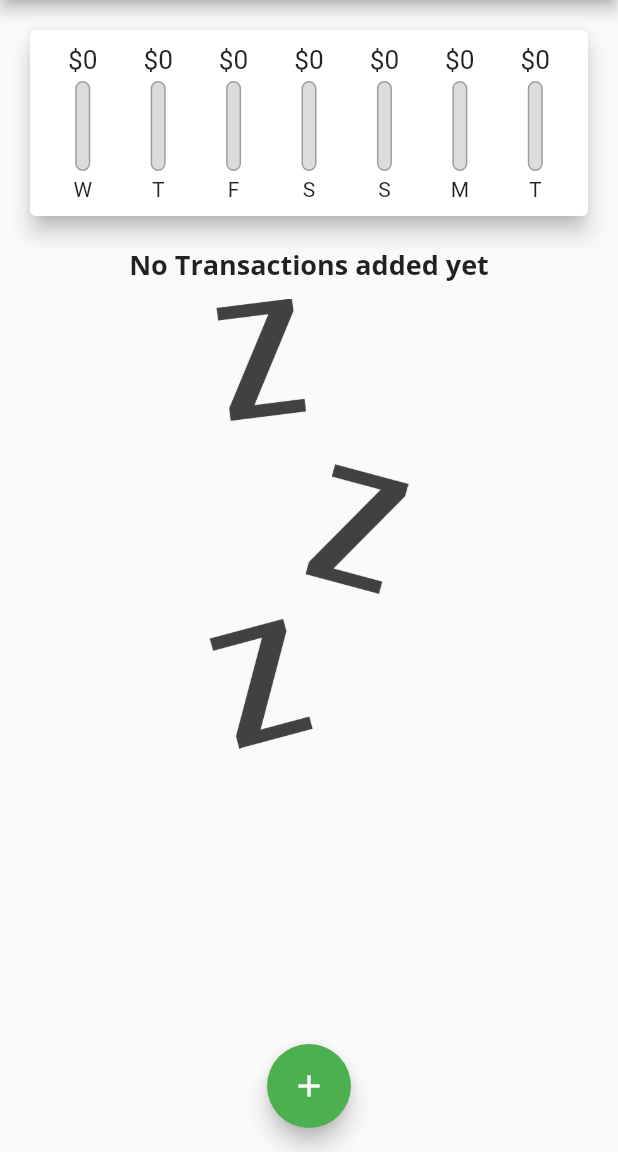
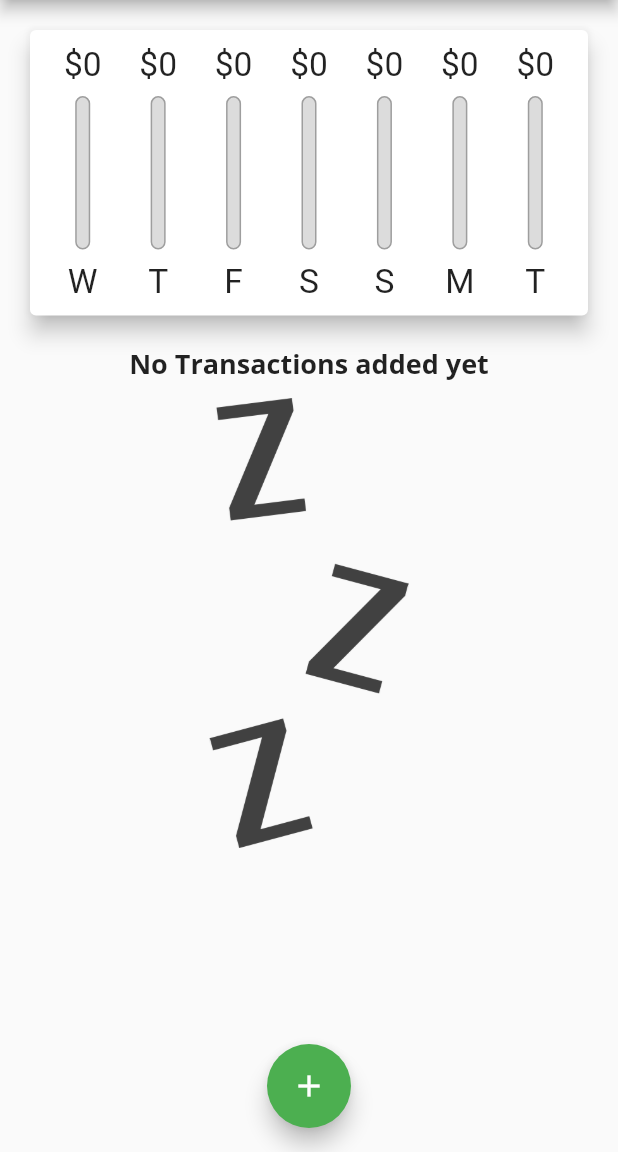
Before and after one commit to kis619/Flutter_expenses_app, a Flutter app: the screen it shows after launch, on a phone screen of 412 x 824 dp, the part 84-1236 px from its top. Run offline on Flutter 3.47's test engine with Material 2 defaults, Android fonts, the phone set to English and light mode, and no system bars.

Commit message:
orientation options

```diff
--- a/lib/main.dart
+++ b/lib/main.dart
@@ -1,4 +1,5 @@
 import 'package:flutter/material.dart';
+import 'package:flutter/services.dart';
 
 import './widgets/transactions_list.dart';
 import './widgets/transaction_form.dart';
@@ -7,6 +8,11 @@ import './widgets/chart.dart';
 import './models/transaction.dart';
 
 void main() {
+  WidgetsFlutterBinding.ensureInitialized();
+  // SystemChrome.setPreferredOrientations([
+  //   DeviceOrientation.portraitUp,
+  //   DeviceOrientation.portraitDown,
+  // ]);
   runApp(const MyApp());
 }
 
@@ -88,8 +94,7 @@ class _MyHomePageState extends State<MyHomePage> {
 
   @override
   Widget build(BuildContext context) {
-    return Scaffold(
-      appBar: AppBar(
+    final appBar = AppBar(
       title: const Text(
         'Flutter Expenses App',
       ),
@@ -99,15 +104,29 @@ class _MyHomePageState extends State<MyHomePage> {
           icon: const Icon(Icons.add),
         )
       ],
-      ),
+    );
+    return Scaffold(
+      appBar: appBar,
       body: SingleChildScrollView(
         child: Column(
           crossAxisAlignment: CrossAxisAlignment.stretch,
           children: <Widget>[
-            Chart(weekTransactions: _weekTransactions),
-            TransactionList(
+            SizedBox(
+              height: (MediaQuery.of(context).size.height -
+                      appBar.preferredSize.height -
+                      MediaQuery.of(context).padding.top) *
+                  .3,
+              child: Chart(weekTransactions: _weekTransactions),
+            ),
+            SizedBox(
+              height: (MediaQuery.of(context).size.height -
+                      appBar.preferredSize.height -
+                      MediaQuery.of(context).padding.top) *
+                  .7,
+              child: TransactionList(
                 transactions: _userTransactions.reversed.toList(),
                 removeTransaction: _removeTransaction,
+              ),
             ),
           ],
         ),
--- a/lib/widgets/chart_bar.dart
+++ b/lib/widgets/chart_bar.dart
@@ -13,19 +13,21 @@ class ChartBar extends StatelessWidget {
 
   @override
   Widget build(BuildContext context) {
+    return LayoutBuilder(
+      builder: (ctx, constraints) {
         return Column(
           children: [
             SizedBox(
-          height: 20,
+              height: constraints.maxHeight * .15,
               child: FittedBox(
                 child: Text('\$${spendingAmount.toStringAsFixed(0)}'),
               ),
             ),
-        const SizedBox(
-          height: 4,
+            SizedBox(
+              height: constraints.maxHeight * .05,
             ),
             SizedBox(
-          height: 60,
+              height: constraints.maxHeight * .6,
               width: 10,
               child: Stack(
                 children: <Widget>[
@@ -47,11 +49,16 @@ class ChartBar extends StatelessWidget {
                 ],
               ),
             ),
-        const SizedBox(
-          height: 4,
+            SizedBox(
+              height: constraints.maxHeight * .05,
             ),
-        Text(label),
+            SizedBox(
+              height: constraints.maxHeight * .15,
+              child: FittedBox(child: Text(label)),
+            ),
           ],
+        );
+      },
     );
   }
 }
--- a/lib/widgets/transactions_list.dart
+++ b/lib/widgets/transactions_list.dart
@@ -15,9 +15,7 @@ class TransactionList extends StatelessWidget {
 
   @override
   Widget build(BuildContext context) {
-    return SizedBox(
-      height: 590,
-      child: transactions.isEmpty
+    return transactions.isEmpty
         ? Column(
             children: <Widget>[
               Text(
@@ -40,8 +38,7 @@ class TransactionList extends StatelessWidget {
             itemBuilder: (ctx, index) {
               return Card(
                 elevation: 10,
-                  margin:
-                      const EdgeInsets.symmetric(vertical: 8, horizontal: 5),
+                margin: const EdgeInsets.symmetric(vertical: 8, horizontal: 5),
                 child: ListTile(
                   leading: CircleAvatar(
                     radius: 30,
@@ -62,8 +59,7 @@ class TransactionList extends StatelessWidget {
                     DateFormat.yMMMd().format(transactions[index].date),
                   ),
                   trailing: IconButton(
-                      onPressed: () =>
-                          removeTransaction(transactions[index].id),
+                    onPressed: () => removeTransaction(transactions[index].id),
                     icon: const Icon(Icons.delete),
                     color: Theme.of(context).colorScheme.error,
                   ),
@@ -114,7 +110,6 @@ class TransactionList extends StatelessWidget {
               // );
             },
             itemCount: transactions.length,
-            ),
           );
   }
 }
```
Lines whose indentation alone changed are shown as unchanged.
